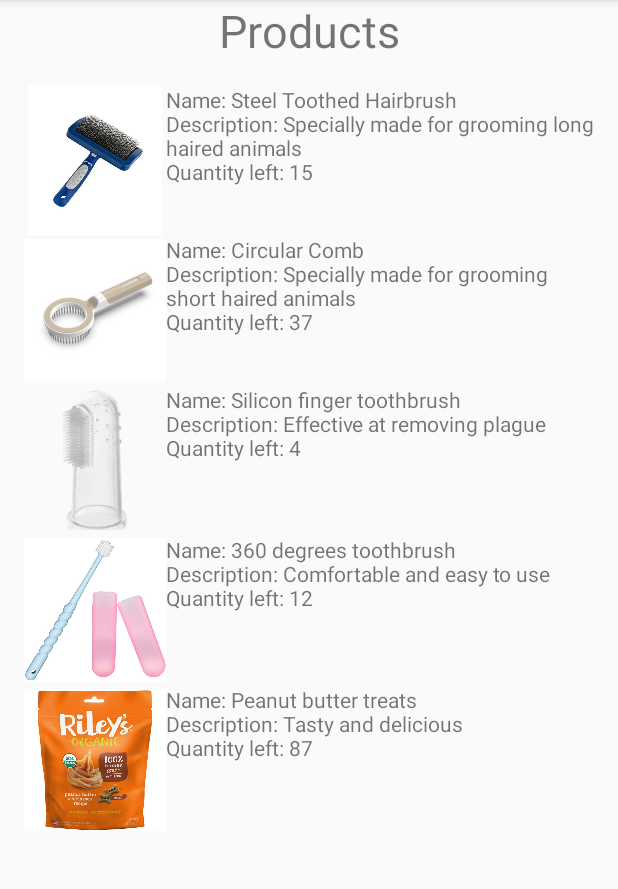
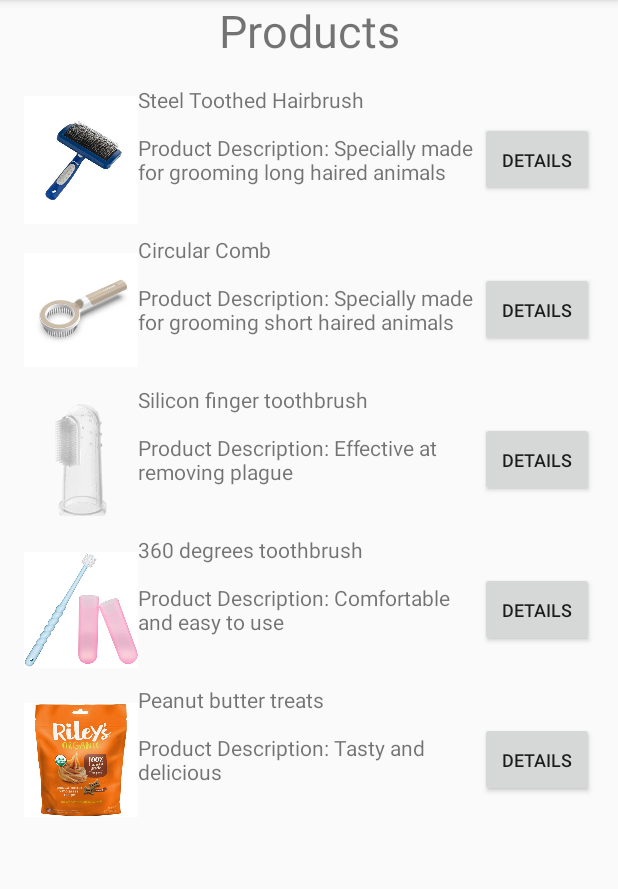
Before and after one commit to chowjss-spec/PetrusMobileApplication, an Android app: the screen it shows after launch (ProductActivity), after a tap on "PRODUCTS", on a phone screen of 412 x 824 dp, the part 84-973 px from its top. Run offline under Robolectric (Android 15) with nearby library versions, the phone set to English and light mode, and no system bars; our stand-ins replace Room's generated code.

Commit message:
See individual product details

```diff
--- a/app/src/main/AndroidManifest.xml
+++ b/app/src/main/AndroidManifest.xml
@@ -9,7 +9,8 @@
         android:roundIcon="@mipmap/ic_launcher_round"
         android:supportsRtl="true"
         android:theme="@style/Theme.PetrusApplication">
-        <activity android:name=".ProductActivity"></activity>
+        <activity android:name=".ProductDetailActivity"></activity>
+        <activity android:name=".ProductActivity" />
         <activity android:name=".MainActivity">
             <intent-filter>
                 <action android:name="android.intent.action.MAIN" />
--- a/app/src/main/java/com/example/petrusapplication/db/PetrusDatabase.java
+++ b/app/src/main/java/com/example/petrusapplication/db/PetrusDatabase.java
@@ -50,15 +50,15 @@ abstract class PetrusDatabase extends RoomDatabase {
                 ProductDao dao = INSTANCE.productDao();
                 dao.deleteAll();
 
-                Product product = new Product(1,"Steel Toothed Hairbrush","Specially made for grooming long haired animals","photo1",15);
+                Product product = new Product(1,"Steel Toothed Hairbrush","Specially made for grooming long haired animals","photo1",15,"petsupplies@petrus.net");
                 dao.insert(product);
-                product = new Product(2,"Circular Comb","Specially made for grooming short haired animals","photo2",37);
+                product = new Product(2,"Circular Comb","Specially made for grooming short haired animals","photo2",37,"petsupplies@petrus.net");
                 dao.insert(product);
-                product = new Product(3,"Silicon finger toothbrush","Effective at removing plague","photo3",4);
+                product = new Product(3,"Silicon finger toothbrush","Effective at removing plague","photo3",4,"petsupplies@petrus.net");
                 dao.insert(product);
-                product = new Product(4,"360 degrees toothbrush","Comfortable and easy to use","photo4",12);
+                product = new Product(4,"360 degrees toothbrush","Comfortable and easy to use","photo4",12,"petsupplies@petrus.net");
                 dao.insert(product);
-                product = new Product(5,"Peanut butter treats","Tasty and delicious","photo5",87);
+                product = new Product(5,"Peanut butter treats","Tasty and delicious","photo5",87,"petsupplies@petrus.net");
                 dao.insert(product);
             });
         }
--- a/app/src/main/java/com/example/petrusapplication/db/Product.java
+++ b/app/src/main/java/com/example/petrusapplication/db/Product.java
@@ -4,8 +4,11 @@ import androidx.annotation.NonNull;
 import androidx.room.ColumnInfo;
 import androidx.room.Entity;
 import androidx.room.PrimaryKey;
+
+import java.io.Serializable;
+
 @Entity(tableName = "product_table")
-public class Product {
+public class Product implements Serializable {
     @PrimaryKey
     @NonNull
     @ColumnInfo(name="productID")
@@ -14,13 +17,15 @@ public class Product {
     private String description;
     private String imageName;
     private int quantity;
-    public Product(@NonNull int id, String name, String description,String imageName,int quantity)
+    private String email;
+    public Product(@NonNull int id, String name, String description,String imageName,int quantity,String email)
     {
         this.id=id;
         this.name = name;
         this.description=description;
         this.imageName=imageName;
         this.quantity=quantity;
+        this.email=email;
     }
     @NonNull
     public int getId() {
@@ -39,4 +44,7 @@ public class Product {
         return this.imageName;
     }
     public int getQuantity(){return this.quantity;}
+    public String getEmail() {
+        return this.email;
+    }
 }
--- a/app/src/main/java/com/example/petrusapplication/db/ProductDao.java
+++ b/app/src/main/java/com/example/petrusapplication/db/ProductDao.java
@@ -25,4 +25,5 @@ public interface ProductDao {
 
     @Insert(onConflict = OnConflictStrategy.IGNORE)
     void insert(Product product);
+
 }
--- a/app/src/main/java/com/example/petrusapplication/ui/ProductListAdapter.java
+++ b/app/src/main/java/com/example/petrusapplication/ui/ProductListAdapter.java
@@ -24,9 +24,10 @@ public class ProductListAdapter extends ListAdapter<Product, ProductViewHolder>
     @Override
     public void onBindViewHolder(ProductViewHolder holder, int position) {
         Product current = getItem(position);
-        holder.bind("Name: "+current.getName()+"\nDescription: "+current.getDescription()+"\nQuantity left: "+Integer.toString(current.getQuantity()));
+        holder.bindDescription(current.getName()+"\n\nProduct Description: "+current.getDescription());
         int resourceId=context.getResources().getIdentifier(current.getImageName(),"drawable", context.getPackageName());
-        holder.bind(resourceId);
+        holder.bindImage(resourceId);
+        holder.bindButton(current);
     }
 
     public static class ProductDiff extends DiffUtil.ItemCallback<Product> {
--- a/app/src/main/java/com/example/petrusapplication/ui/ProductViewHolder.java
+++ b/app/src/main/java/com/example/petrusapplication/ui/ProductViewHolder.java
@@ -1,30 +1,52 @@
 package com.example.petrusapplication.ui;
 
+import android.content.Context;
+import android.content.Intent;
 import android.view.LayoutInflater;
 import android.view.View;
 import android.view.ViewGroup;
+import android.widget.Button;
 import android.widget.ImageView;
 import android.widget.TextView;
+import android.widget.Toast;
 
 import androidx.recyclerview.widget.RecyclerView;
 
+import com.example.petrusapplication.ProductActivity;
+import com.example.petrusapplication.ProductDetailActivity;
 import com.example.petrusapplication.R;
+import com.example.petrusapplication.db.Product;
 
 class ProductViewHolder extends RecyclerView.ViewHolder {
     private final TextView productItemDescriptionView;
     private final ImageView productItemImageView;
+    private final Button button;
+    private final Context context;
 
     private ProductViewHolder(View itemView) {
         super(itemView);
         productItemDescriptionView = itemView.findViewById(R.id.textView2);
         productItemImageView=itemView.findViewById(R.id.imageView);
+        button=itemView.findViewById(R.id.detailButton);
+        context=itemView.getContext();
     }
 
-    public void bind(String text) {
+    public void bindDescription(String text) {
         productItemDescriptionView.setText(text);
     }
-    public void bind(int resourceIdentifier ) {
+    public void bindImage(int resourceIdentifier ) {
         productItemImageView.setImageResource(resourceIdentifier);
+    }
+    public void bindButton(Product product)
+    {
+        button.setOnClickListener(new View.OnClickListener() {
+            @Override
+            public void onClick(View v) {
+                Intent intent = new Intent(context, ProductDetailActivity.class);
+                intent.putExtra("product",product);
+                context.startActivity(intent);
+            }
+        });
     }
     static ProductViewHolder create(ViewGroup parent) {
         View view = LayoutInflater.from(parent.getContext())
--- a/app/src/main/res/layout/recyclerview_item.xml
+++ b/app/src/main/res/layout/recyclerview_item.xml
@@ -17,6 +17,15 @@
         android:layout_weight="3"
         android:id="@+id/textView2"
         android:text="Lorem ipsum dolor sit amet"
+        android:layout_gravity="center_horizontal"
         />
+    <Button
+        android:layout_width="0dp"
+        android:layout_height="50dp"
+        android:layout_weight="1"
+        android:layout_gravity="center_vertical"
+        android:id="@+id/detailButton"
+        android:text="Details"
+        android:textSize="12dp"/>
 
 </LinearLayout>
```
Also changed, not shown: app/src/main/java/com/example/petrusapplication/ProductDetailActivity.java (added, +29 -0 lines), app/src/main/res/layout/activity_product_detail.xml (added, +19 -0 lines).
